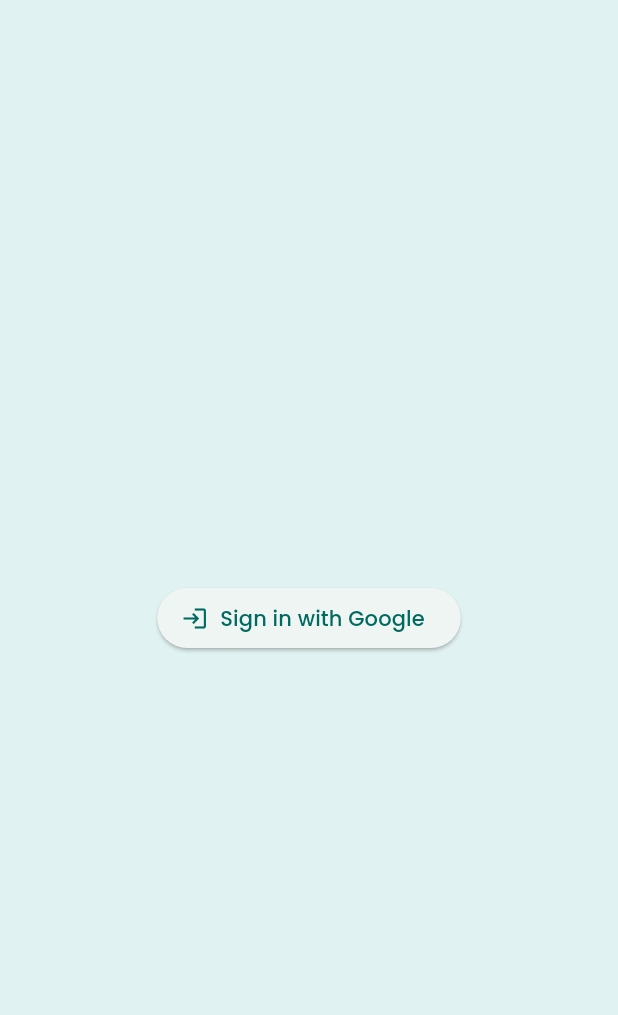
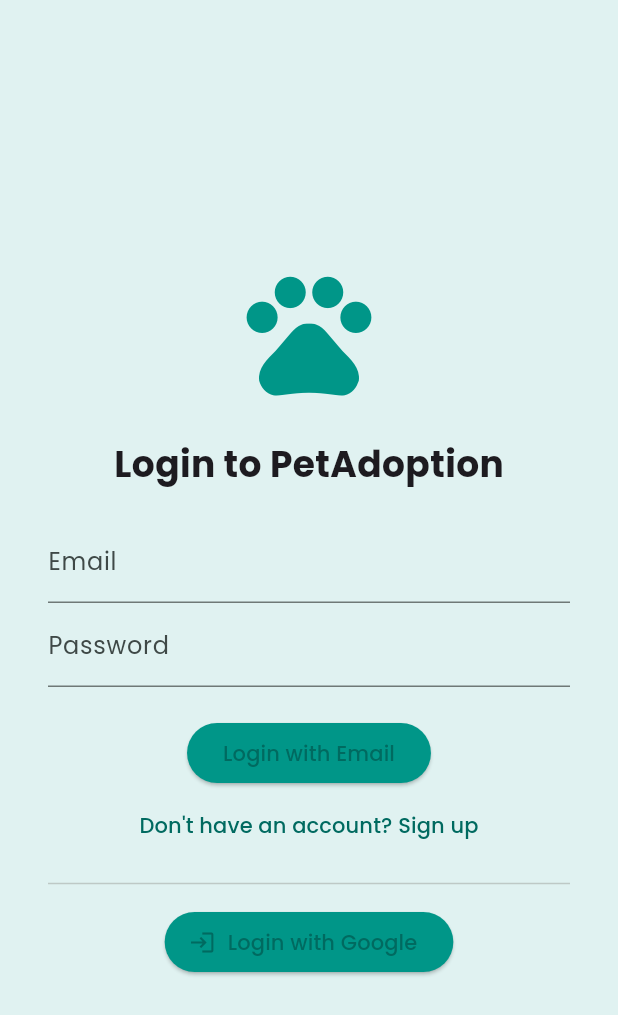
Before and after one commit to dhruv230607/MAD-IT366-Pet-adoption-flutter-app, a Flutter app: the screen it shows after launch, on a phone screen of 412 x 824 dp. Shown: the top 1015 px of the screen. Run offline on Flutter 3.47's test engine with Material 3 defaults, Android fonts, the phone set to English and light mode, and no system bars; our stand-ins replace cloud_firestore, firebase_auth, firebase_core, google_fonts, google_sign_in; accounts and stored records are empty.

Commit message:
I change UI

```diff
--- a/lib/screens/login_screen.dart
+++ b/lib/screens/login_screen.dart
@@ -1,18 +1,74 @@
 import 'package:flutter/material.dart';
 import '../services/auth_service.dart';
 import 'home_screen.dart';
+import 'signup_screen.dart';
 
-class LoginScreen extends StatelessWidget {
+class LoginScreen extends StatefulWidget {
+  @override
+  _LoginScreenState createState() => _LoginScreenState();
+}
+
+class _LoginScreenState extends State<LoginScreen> {
   final AuthService _authService = AuthService();
+  final _emailController = TextEditingController();
+  final _passwordController = TextEditingController();
 
   @override
   Widget build(BuildContext context) {
     return Scaffold(
       backgroundColor: Colors.teal[50],
-      body: Center(
-        child: ElevatedButton.icon(
+      body: SafeArea(
+        child: Center(
+          child: Padding(
+            padding: const EdgeInsets.symmetric(horizontal: 32.0),
+            child: SingleChildScrollView(
+              child: Column(
+                children: [
+                  Icon(Icons.pets, size: 100, color: Colors.teal),
+                  SizedBox(height: 20),
+                  Text("Login to PetAdoption", style: TextStyle(fontSize: 24, fontWeight: FontWeight.bold)),
+                  SizedBox(height: 20),
+
+                  TextField(
+                    controller: _emailController,
+                    decoration: InputDecoration(labelText: 'Email'),
+                  ),
+                  TextField(
+                    controller: _passwordController,
+                    obscureText: true,
+                    decoration: InputDecoration(labelText: 'Password'),
+                  ),
+                  SizedBox(height: 20),
+
+                  ElevatedButton(
+                    onPressed: () async {
+                      final user = await _authService.signInWithEmail(
+                        _emailController.text.trim(),
+                        _passwordController.text.trim(),
+                      );
+                      if (user != null) {
+                        Navigator.pushReplacement(
+                          context,
+                          MaterialPageRoute(builder: (_) => HomeScreen()),
+                        );
+                      }
+                    },
+                    child: Text("Login with Email"),
+                    style: ElevatedButton.styleFrom(backgroundColor: Colors.teal),
+                  ),
+
+                  TextButton(
+                    onPressed: () {
+                      Navigator.push(context, MaterialPageRoute(builder: (_) => SignUpScreen()));
+                    },
+                    child: Text("Don't have an account? Sign up"),
+                  ),
+
+                  Divider(height: 30),
+                  ElevatedButton.icon(
                     icon: Icon(Icons.login),
-          label: Text("Sign in with Google"),
+                    label: Text("Login with Google"),
+                    style: ElevatedButton.styleFrom(backgroundColor: Colors.teal),
                     onPressed: () async {
                       final user = await _authService.signInWithGoogle();
                       if (user != null) {
@@ -23,6 +79,11 @@ class LoginScreen extends StatelessWidget {
                       }
                     },
                   ),
+                ],
+              ),
+            ),
+          ),
+        ),
       ),
     );
   }
--- a/lib/services/auth_service.dart
+++ b/lib/services/auth_service.dart
@@ -4,11 +4,12 @@ import 'package:google_sign_in/google_sign_in.dart';
 class AuthService {
   final FirebaseAuth _auth = FirebaseAuth.instance;
 
+  // Google Sign-In
   Future<User?> signInWithGoogle() async {
     final GoogleSignInAccount? googleUser = await GoogleSignIn().signIn();
     if (googleUser == null) return null;
 
-    final GoogleSignInAuthentication googleAuth = await googleUser.authentication;
+    final googleAuth = await googleUser.authentication;
     final credential = GoogleAuthProvider.credential(
       accessToken: googleAuth.accessToken,
       idToken: googleAuth.idToken,
@@ -18,6 +19,21 @@ class AuthService {
     return userCredential.user;
   }
 
+  // Email/Password Sign-Up
+  Future<User?> signUpWithEmail(String email, String password) async {
+    final userCredential = await _auth.createUserWithEmailAndPassword(
+        email: email, password: password);
+    return userCredential.user;
+  }
+
+  // Email/Password Sign-In
+  Future<User?> signInWithEmail(String email, String password) async {
+    final userCredential = await _auth.signInWithEmailAndPassword(
+        email: email, password: password);
+    return userCredential.user;
+  }
+
+  // Logout
   Future<void> signOut() async {
     await _auth.signOut();
     await GoogleSignIn().signOut();
```
Also changed, not shown: lib/screens/home_screen.dart (+40 -7 lines), lib/screens/signup_screen.dart (added, +45 -0 lines). Lines whose indentation alone changed are shown as unchanged.
